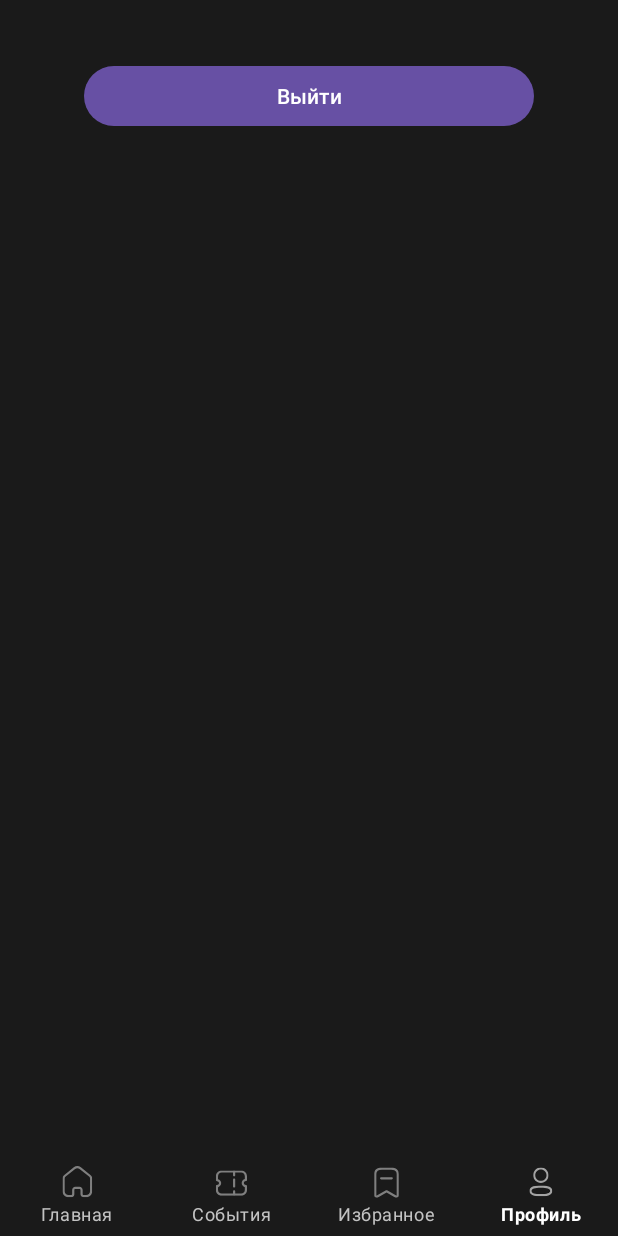
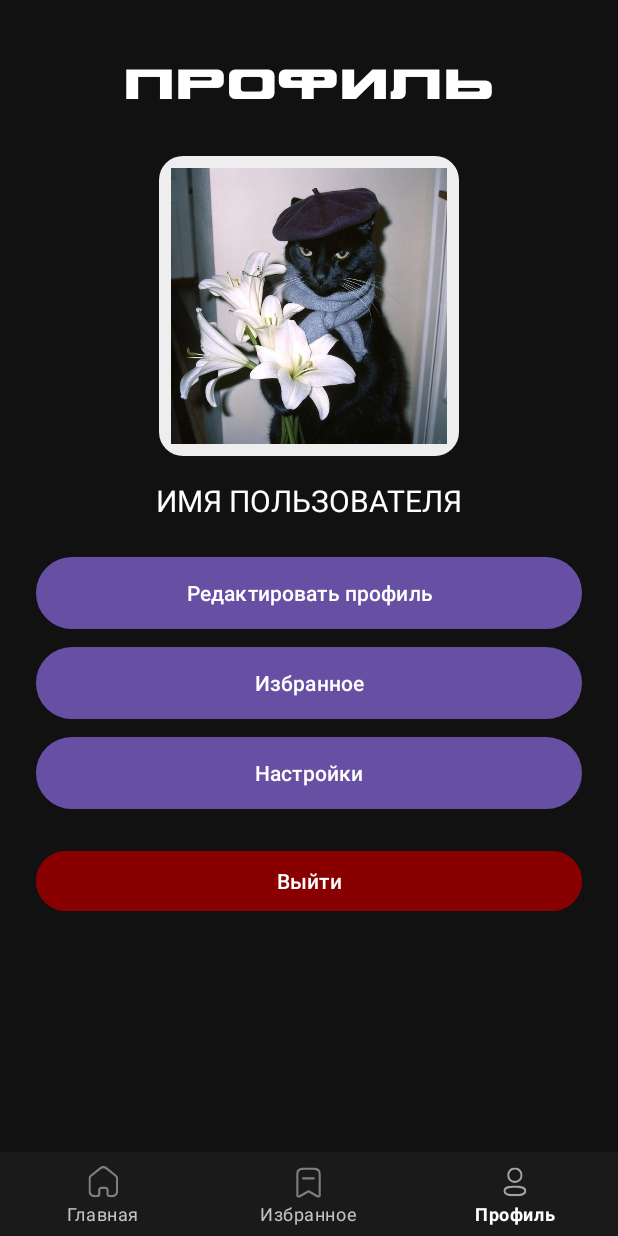
Before and after one commit to yonqi/NEFORMAT, an Android app: the ProfileFragment screen opened through its navigation route, on a phone screen of 412 x 824 dp. Run offline under Robolectric (Android 15) with nearby library versions, the phone set to English and light mode, and no system bars; our stand-ins replace Firebase (no records; nobody signed in at launch, a user with empty details on screens opened directly), Volley, navigation-ui; network calls fail; pictures from the network do not load.

Commit message:
Профиль

```diff
--- a/app/src/main/java/com/example/neformat/ApiService.java
+++ b/app/src/main/java/com/example/neformat/ApiService.java
@@ -17,8 +17,6 @@ public interface ApiService {
             @Query("firebaseUid") String firebaseUid,
             @Query("imageUrl") String imageUrl
     );
-    @GET("api/events")
-    Call<List<Event>> getEvents();  // Предполагается, что у тебя есть модель Event
 
     @GET("designs/by-url")
     Call<Design> getDesignByUrl(@Query("url") String url);
--- a/app/src/main/java/com/example/neformat/ui/FavoritesFragment.java
+++ b/app/src/main/java/com/example/neformat/ui/FavoritesFragment.java
@@ -57,7 +57,7 @@ public class FavoritesFragment extends Fragment {
     }
 
     private void loadFavorites() {
-        String url = "http://localhost:8080/api/favorites/list?firebaseUid=" + firebaseUid;
+        String url = "http://localhost:8080/api/favorites/list-with-author?firebaseUid=" + firebaseUid;
 
         JsonArrayRequest request = new JsonArrayRequest(Request.Method.GET, url, null,
                 response -> {
@@ -65,7 +65,7 @@ public class FavoritesFragment extends Fragment {
                         for (int i = 0; i < response.length(); i++) {
                             JSONObject favorite = response.getJSONObject(i);
                             String imageUrl = favorite.getString("imageUrl");
-                            String author = favorite.optString("author", "Неизвестный автор");
+                            String author = favorite.getString("author");
 
                             addImageToColumns(imageUrl, author);
                         }
--- a/app/src/main/java/com/example/neformat/ui/ProfileFragment.java
+++ b/app/src/main/java/com/example/neformat/ui/ProfileFragment.java
@@ -1,20 +1,35 @@
 package com.example.neformat.ui;
 
-import android.content.Intent;
 import android.os.Bundle;
-
-import androidx.fragment.app.Fragment;
-
 import android.view.LayoutInflater;
 import android.view.View;
 import android.view.ViewGroup;
 import android.widget.Button;
+import android.widget.ImageView;
+import android.widget.TextView;
+
+import androidx.annotation.NonNull;
+import androidx.fragment.app.Fragment;
 
 import com.example.neformat.R;
 import com.example.neformat.ui.auth.AuthActivity;
 import com.google.firebase.auth.FirebaseAuth;
+import com.google.firebase.auth.FirebaseUser;
+import com.google.firebase.database.DataSnapshot;
+import com.google.firebase.database.DatabaseError;
+import com.google.firebase.database.DatabaseReference;
+import com.google.firebase.database.FirebaseDatabase;
+import com.google.firebase.database.ValueEventListener;
+
+import android.content.Intent;
 
 public class ProfileFragment extends Fragment {
+
+    private FirebaseAuth mAuth;
+    private DatabaseReference usersRef;
+
+    private TextView usernameTextView;
+    private ImageView profileImageView;
 
     private Button logoutButton;
 
@@ -23,14 +38,40 @@ public class ProfileFragment extends Fragment {
                              Bundle savedInstanceState) {
         View view = inflater.inflate(R.layout.fragment_profile, container, false);
 
+        usernameTextView = view.findViewById(R.id.usernameTextView);
+        profileImageView = view.findViewById(R.id.profileImageView);
         logoutButton = view.findViewById(R.id.logoutButton);
+
+        mAuth = FirebaseAuth.getInstance();
+        FirebaseUser currentUser = mAuth.getCurrentUser();
+
+        if (currentUser != null) {
+            String uid = currentUser.getUid();
+            usersRef = FirebaseDatabase.getInstance().getReference("users").child(uid);
+
+            usersRef.child("name").addListenerForSingleValueEvent(new ValueEventListener() {
+                @Override
+                public void onDataChange(@NonNull DataSnapshot snapshot) {
+                    String name = snapshot.getValue(String.class);
+                    if (name != null) {
+                        usernameTextView.setText(name.toUpperCase());
+                    }
+                }
+
+                @Override
+                public void onCancelled(@NonNull DatabaseError error) {
+                    usernameTextView.setText("Ошибка загрузки имени");
+                }
+            });
+
+            // Аватарка — статичная из ресурсов (например, default_avatar.png)
+            profileImageView.setImageResource(R.drawable.default_avatar);
+        }
 
         logoutButton.setOnClickListener(v -> {
             FirebaseAuth.getInstance().signOut();
-
-            Intent intent = new Intent(getActivity(), AuthActivity.class);
-            startActivity(intent);
-            requireActivity().finish(); // Закрыть MainActivity
+            startActivity(new Intent(getActivity(), AuthActivity.class));
+            requireActivity().finish();
         });
 
         return view;
--- /dev/null
+++ b/app/src/main/res/drawable/avatar_border.xml
@@ -0,0 +1,6 @@
+<?xml version="1.0" encoding="utf-8"?>
+<shape xmlns:android="http://schemas.android.com/apk/res/android"
+    android:shape="rectangle">
+    <solid android:color="#EEEEEE" />
+    <corners android:radius="16dp"/>
+</shape>
--- /dev/null
+++ b/app/src/main/res/drawable/rounded_button.xml
@@ -0,0 +1,7 @@
+<?xml version="1.0" encoding="utf-8"?>
+<shape xmlns:android="http://schemas.android.com/apk/res/android"
+    android:shape="rectangle">
+    <solid android:color="#222222" />
+    <corners android:radius="24dp" />
+    <stroke android:color="#FFFFFF" android:width="1dp"/>
+</shape>
--- a/app/src/main/res/layout/fragment_profile.xml
+++ b/app/src/main/res/layout/fragment_profile.xml
@@ -1,17 +1,84 @@
 <?xml version="1.0" encoding="utf-8"?>
+<ScrollView xmlns:android="http://schemas.android.com/apk/res/android"
+    android:background="#111111"
+    android:layout_width="match_parent"
+    android:layout_height="match_parent">
 
-<LinearLayout xmlns:android="http://schemas.android.com/apk/res/android"
+    <LinearLayout
         android:orientation="vertical"
+        android:gravity="center_horizontal"
         android:padding="24dp"
         android:layout_width="match_parent"
-android:layout_height="match_parent">
+        android:layout_height="wrap_content">
+
+        <!-- Заголовок -->
+        <TextView
+            android:layout_width="wrap_content"
+            android:layout_height="wrap_content"
+            android:text="ПРОФИЛЬ"
+            android:textColor="#FFFFFF"
+            android:fontFamily="@font/palui"
+            android:textSize="28sp"
+            android:textStyle="bold"
+            android:layout_marginTop="16dp" />
+
+        <!-- Аватар -->
+        <ImageView
+            android:id="@+id/profileImageView"
+            android:layout_width="200dp"
+            android:layout_height="200dp"
+            android:layout_marginTop="32dp"
+            android:src="@drawable/default_avatar"
+            android:scaleType="centerCrop"
+            android:background="@drawable/avatar_border"
+            android:padding="8dp" />
+
+        <!-- Имя пользователя -->
+        <TextView
+            android:id="@+id/usernameTextView"
+            android:layout_width="wrap_content"
+            android:layout_height="wrap_content"
+            android:text="ИМЯ ПОЛЬЗОВАТЕЛЯ"
+            android:textColor="#FFFFFF"
+            android:textSize="20sp"
+            android:layout_marginTop="16dp" />
+
+        <!-- Кнопки -->
+        <Button
+            android:id="@+id/editProfileButton"
+            android:layout_width="match_parent"
+            android:layout_height="wrap_content"
+            android:text="Редактировать профиль"
+            android:layout_marginTop="24dp"
+            android:backgroundTint="#222222"
+            android:textColor="#FFFFFF"
+            android:background="@drawable/rounded_button" />
+
+        <Button
+            android:id="@+id/favoritesButton"
+            android:layout_width="match_parent"
+            android:layout_height="wrap_content"
+            android:text="Избранное"
+            android:layout_marginTop="12dp"
+            android:background="@drawable/rounded_button"
+            android:textColor="#FFFFFF" />
+
+        <Button
+            android:id="@+id/settingsButton"
+            android:layout_width="match_parent"
+            android:layout_height="wrap_content"
+            android:text="Настройки"
+            android:layout_marginTop="12dp"
+            android:background="@drawable/rounded_button"
+            android:textColor="#FFFFFF" />
 
         <Button
             android:id="@+id/logoutButton"
             android:layout_width="match_parent"
             android:layout_height="wrap_content"
             android:text="Выйти"
-    android:layout_marginTop="16dp"
-    android:layout_marginHorizontal="32dp" />
-
+            android:layout_marginTop="24dp"
+            android:backgroundTint="#880000"
+            android:textColor="#FFFFFF" />
     </LinearLayout>
+</ScrollView>
--- a/app/src/main/res/menu/bottom_nav_menu.xml
+++ b/app/src/main/res/menu/bottom_nav_menu.xml
@@ -4,10 +4,7 @@
         android:id="@+id/homeFragment"
         android:icon="@drawable/ic_home"
         android:title="Главная" />
-    <item
-        android:id="@+id/eventsFragment"
-        android:icon="@drawable/ic_event"
-        android:title="События" />
+
     <item
         android:id="@+id/favoritesFragment"
         android:icon="@drawable/ic_favorite"
--- a/app/src/main/res/navigation/nav_graph.xml
+++ b/app/src/main/res/navigation/nav_graph.xml
@@ -4,11 +4,6 @@
     xmlns:tools="http://schemas.android.com/tools"
     android:id="@+id/nav_graph"
     app:startDestination="@id/homeFragment">
-
-    <fragment
-        android:id="@+id/eventsFragment"
-        android:name="com.example.neformat.ui.EventsFragment"
-        android:label="Мероприятия" />
 
     <fragment
         android:id="@+id/favoritesFragment"
```
Also changed, not shown: app/src/main/java/com/example/neformat/Event.java (deleted, +0 -10 lines), app/src/main/java/com/example/neformat/ui/EditProfileFragment.java (added, +66 -0 lines), app/src/main/java/com/example/neformat/ui/EventsFragment.java (deleted, +0 -15 lines), app/src/main/res/layout/fragment_edit_profile.xml (added, +14 -0 lines), app/src/main/res/drawable/default_avatar.jpg (added). Lines whose indentation alone changed are shown as unchanged.
